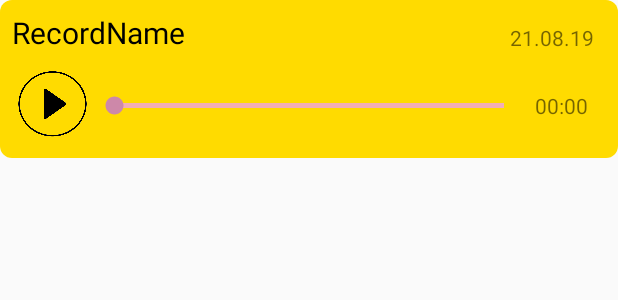
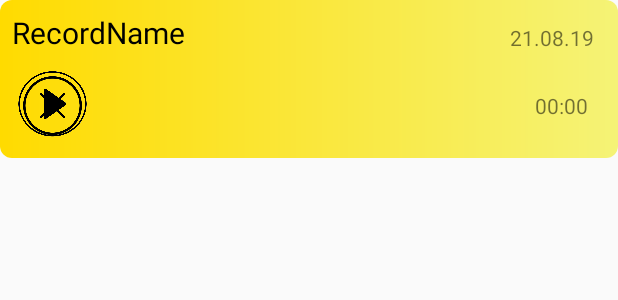
Before and after one commit to DanyloAntonenko/Cook-Share, an Android app: the layout item.xml on its own in the app's theme, with its tools: preview values and no code run, on a phone screen of 412 x 824 dp. Shown: the top 300 px of the screen. Run offline under Robolectric (Android 15) with nearby library versions, the phone set to English and light mode, and no system bars.

Commit message:
minor changes

```diff
--- a/Dictaphone/app/src/main/java/com/example/dictaphone/DatabaseHelper.java
+++ b/Dictaphone/app/src/main/java/com/example/dictaphone/DatabaseHelper.java
@@ -81,6 +81,7 @@ public class DatabaseHelper {
 
     public Record selectLastRecord(){
         Cursor cursor = database.rawQuery("SELECT * FROM " + table_name + " ORDER BY " + key_id + " DESC LIMIT 1", null);
+        cursor.moveToFirst();
         if(!cursor.isAfterLast()){
             return new Record(
                     Integer.parseInt(cursor.getString(cursor.getColumnIndex(key_id))),
--- a/Dictaphone/app/src/main/res/drawable/record_background.xml
+++ b/Dictaphone/app/src/main/res/drawable/record_background.xml
@@ -5,8 +5,10 @@
     <corners
         android:radius="8dp"
         />
-    <!--<gradient
-        android:startColor="@color/colorAccent"
-        android:endColor="@color/colorPrimary"/>
-    -->
+    <gradient
+        android:startColor="#ffdb00"
+        android:endColor="#f5f376"
+        />
+
+
 </shape>
--- a/Dictaphone/app/src/main/res/layout/item.xml
+++ b/Dictaphone/app/src/main/res/layout/item.xml
@@ -5,6 +5,7 @@
     >
 
     <LinearLayout
+        android:id="@+id/record_block"
         android:layout_width="match_parent"
         android:layout_height="wrap_content"
         android:orientation="vertical"
@@ -13,6 +14,7 @@
         >
 
         <RelativeLayout
+            android:id="@+id/header_layout"
             android:layout_width="match_parent"
             android:layout_height="wrap_content">
             <TextView
@@ -22,7 +24,8 @@
                 android:text="RecordName"
                 android:textSize="20dp"
                 android:layout_margin="8dp"
-                android:textColor="@android:color/background_dark"/>
+                android:textColor="@android:color/background_dark"
+                />
 
             <TextView
                 android:id="@+id/record_date"
@@ -37,6 +40,7 @@
                 android:text="21.08.19" />
         </RelativeLayout>
         <RelativeLayout
+            android:id="@+id/body_layout"
             android:layout_width="match_parent"
             android:layout_height="wrap_content"
             android:layout_marginStart="8dp"
@@ -45,15 +49,26 @@
             android:padding="2dp"
             >
             <Button
+                android:id="@+id/play_button"
                 android:layout_width="50dp"
                 android:layout_height="50dp"
                 android:background="@drawable/play_record_button"
                 android:layout_alignParentStart="true"
                 android:layout_centerVertical="true"
+
+                />
+            <Button
+                android:id="@+id/delete_button"
+                android:layout_width="50dp"
+                android:layout_height="50dp"
+                android:background="@drawable/circle_close"
+                android:layout_alignParentStart="true"
+                android:layout_centerVertical="true"
+
                 />
 
             <SeekBar
-                android:id="@+id/seekBar4"
+                android:id="@+id/sound_progress"
                 android:layout_width="match_parent"
                 android:layout_height="wrap_content"
                 android:layout_centerHorizontal="true"
@@ -64,6 +79,7 @@
                 android:maxHeight="3dp"
                 android:maxWidth="3dp"
                 android:progressDrawable="@drawable/seekbar_bgr"
+                android:visibility="invisible"
 
                 />
             <TextView
--- a/Dictaphone/app/src/main/res/layout/show_records.xml
+++ b/Dictaphone/app/src/main/res/layout/show_records.xml
@@ -11,7 +11,10 @@
         android:divider="@android:color/transparent"
         android:dividerHeight="5.0sp"
         app:layout_constraintStart_toStartOf="parent"
-        app:layout_constraintTop_toTopOf="parent" />
+        app:layout_constraintTop_toTopOf="parent"
+        android:layout_marginBottom="8dp"
+        android:layout_marginTop="0dp"
+        />
 
 
 </LinearLayout>
```
Also changed, not shown: Dictaphone/app/src/main/java/com/example/dictaphone/RecordFragment.java (+43 -32 lines), Dictaphone/app/src/main/java/com/example/dictaphone/ShowRecordsFragment.java (+157 -25 lines), Dictaphone/app/src/main/res/drawable/circle_close.png (added).
